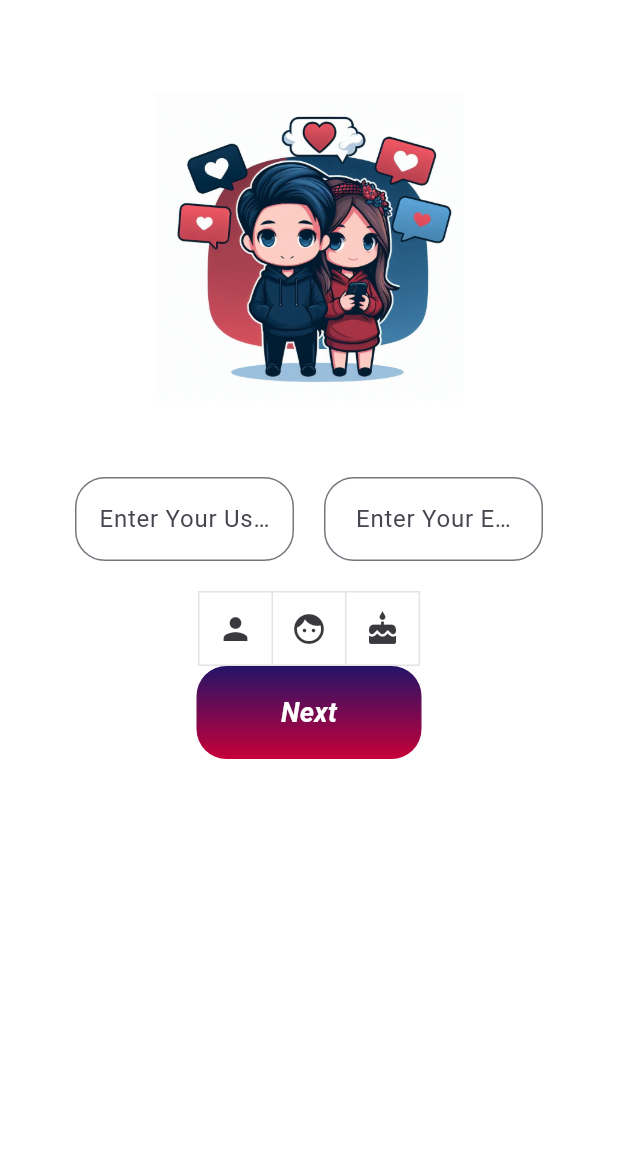
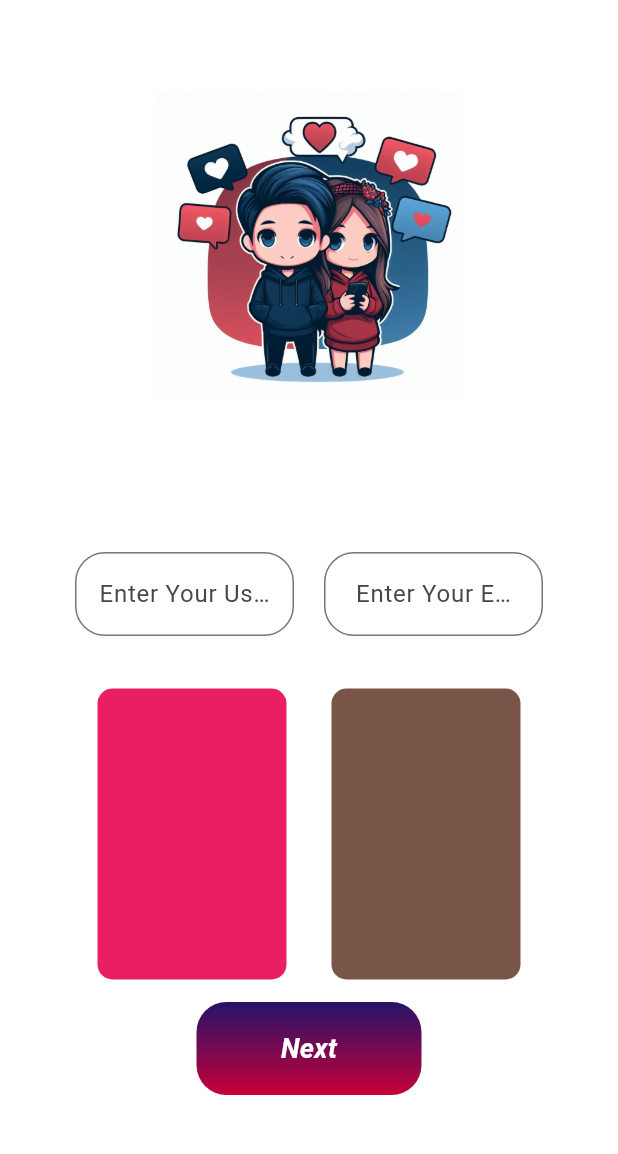
Before and after one commit to imeshthana/MatchMate, a Flutter app: the Userdetails1 screen opened directly, on a phone screen of 412 x 824 dp, the part 66-1220 px from its top. Run offline on Flutter 3.47's test engine with Material 3 defaults, Android fonts, the phone set to English and light mode, and no system bars.

Commit message:
rerusable ones,creating classes

```diff
--- /dev/null
+++ b/MatchMate/matchmate/lib/components/reusablecard.dart
@@ -0,0 +1,24 @@
+import 'package:flutter/material.dart';
+
+class ReusableCard extends StatelessWidget {
+  ReusableCard({required this.colour, this.cardChild, required this.onPress});
+
+  Color? colour;
+  Widget? cardChild;
+  VoidCallback onPress;
+
+  @override
+  Widget build(BuildContext context) {
+    return GestureDetector(
+      onTap: onPress,
+      child: Container(
+        child: cardChild,
+        margin: EdgeInsets.all(15.0),
+        decoration: BoxDecoration(
+          color: colour,
+          borderRadius: BorderRadius.circular(10.0),
+        ),
+      ),
+    );
+  }
+}
--- a/MatchMate/matchmate/lib/userdetails1.dart
+++ b/MatchMate/matchmate/lib/userdetails1.dart
@@ -1,5 +1,11 @@
 import 'package:flutter/material.dart';
 import 'login.dart';
+import 'components/reusablecard.dart';
+
+enum Gender {
+  male,
+  female,
+}
 
 class Userdetails1 extends StatefulWidget {
   const Userdetails1({Key? key}) : super(key: key);
@@ -10,6 +16,7 @@ class Userdetails1 extends StatefulWidget {
 
 class _Userdetails1State extends State<Userdetails1> {
   List<bool> isSelected = [false, false, false]; // Initialize isSelected
+    Gender? selectedGender;
 
   @override
   Widget build(BuildContext context) {
@@ -51,7 +58,7 @@ class _Userdetails1State extends State<Userdetails1> {
               ),
             ),
             SizedBox(
-              height: 50,
+              height: 100,
             ),
             Container(
               child: Row(
@@ -88,19 +95,50 @@ class _Userdetails1State extends State<Userdetails1> {
               ),
             ),
             SizedBox(height: 20),
-            ToggleButtons(
-              isSelected: isSelected,
-              onPressed: (int index) {
-                setState(() {
-                  isSelected[index] = !isSelected[index];
-                });
-              },
-              children: const <Widget>[
-              Icon(Icons.person), // Boy icon
-              Icon(Icons.face),
-                Icon(Icons.cake),
-              ],
-            ),
+
+          Expanded(
+              child: Row(
+            children: <Widget>[
+              Expanded(
+                child: ReusableCard(
+                  onPress: () {
+                    setState(() {
+                      selectedGender = Gender.male;
+                    });
+                  },
+                  colour: selectedGender == Gender.male
+                      ? Colors.blue
+                      : Colors.pink
+                  // cardChild: IconContent(
+                  //   icon: FontAwesomeIcons.mars,
+                  //   label: 'MALE',
+                  // ),
+                ),
+              ),
+              Expanded(
+                child: ReusableCard(
+                  onPress: () {
+                    setState(() {
+                      selectedGender = Gender.female;
+                    });
+                  },
+                  colour: selectedGender == Gender.female
+                      ? Colors.deepOrange
+                      : Colors.brown,
+                  // cardChild: IconContent(
+                  //   icon: FontAwesomeIcons.venus,
+                  //   label: 'FEMALE',
+                  // ),
+                ),
+              ),
+
+            ],
+          )
+          ),
+
+
+
+
             Container(
               decoration: BoxDecoration(
                 gradient: LinearGradient(
```
Also changed, not shown: MatchMate/matchmate/lib/components/main_button.dart (added, +48 -0 lines), MatchMate/matchmate/lib/landing_page.dart (+16 -67 lines).
